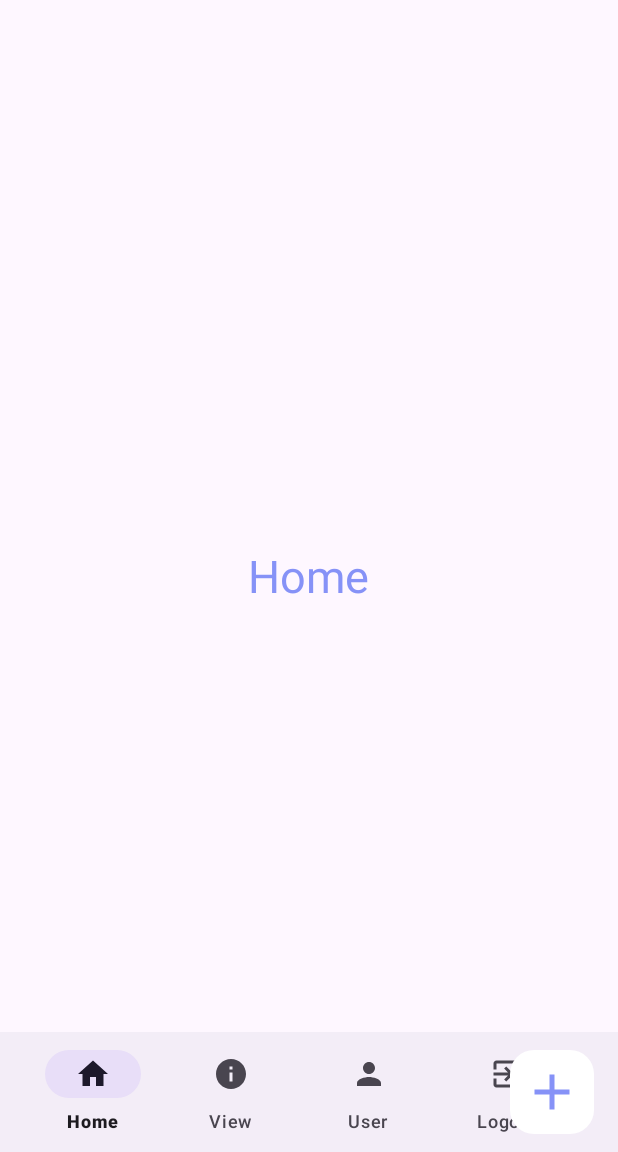
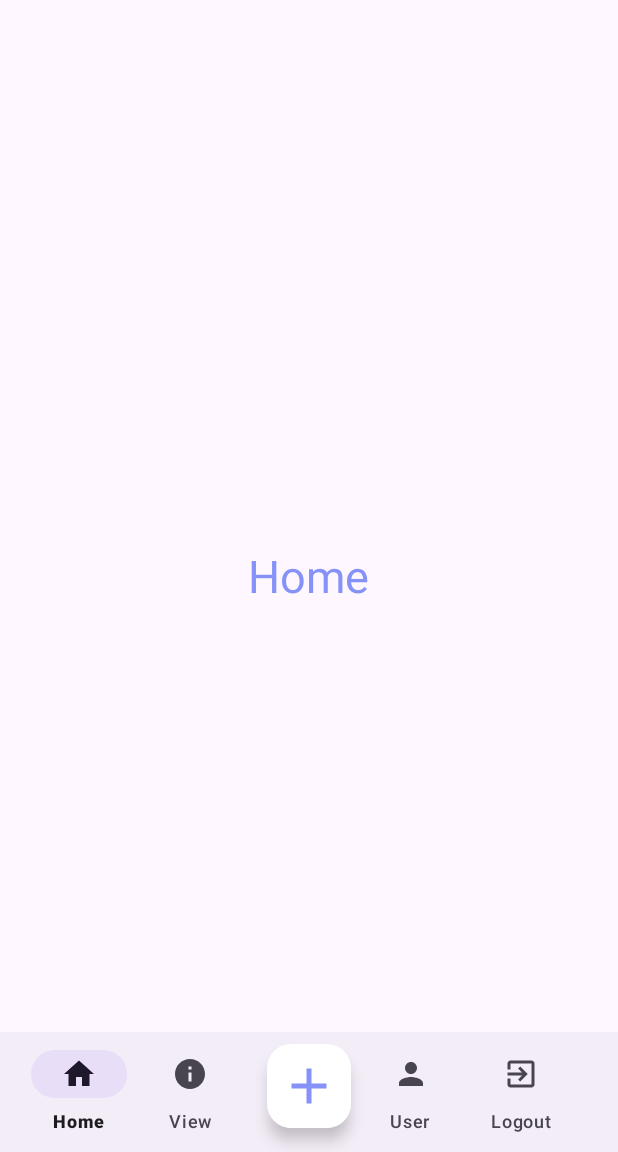
Before and after one commit to spookyx0/UEP-Vertical-Farming, an Android app: the FirstActivity screen opened directly, with no data from a screen before it, on a phone screen of 412 x 824 dp, the part 84-1236 px from its top. Run offline under Robolectric (Android 15) with nearby library versions, the phone set to English and light mode, and no system bars.

Commit message:
Center button fixed

```diff
--- a/app/src/main/java/com/example/vfapplication/FirstActivity.java
+++ b/app/src/main/java/com/example/vfapplication/FirstActivity.java
@@ -105,7 +105,7 @@ public class FirstActivity extends AppCompatActivity {
             public void onClick(View v) {
 
                 dialog.dismiss();
-                Toast.makeText(FirstActivity.this,"Upload a Video is clicked",Toast.LENGTH_SHORT).show();
+                Toast.makeText(FirstActivity.this,"Record Plant is clicked",Toast.LENGTH_SHORT).show();
 
             }
         });
@@ -115,7 +115,7 @@ public class FirstActivity extends AppCompatActivity {
             public void onClick(View v) {
 
                 dialog.dismiss();
-                Toast.makeText(FirstActivity.this,"Create a short is Clicked",Toast.LENGTH_SHORT).show();
+                Toast.makeText(FirstActivity.this,"Record Sensor is Clicked",Toast.LENGTH_SHORT).show();
 
             }
         });
@@ -125,7 +125,7 @@ public class FirstActivity extends AppCompatActivity {
             public void onClick(View v) {
 
                 dialog.dismiss();
-                Toast.makeText(FirstActivity.this,"Go live is Clicked",Toast.LENGTH_SHORT).show();
+                Toast.makeText(FirstActivity.this,"Record Tower is Clicked",Toast.LENGTH_SHORT).show();
 
             }
         });
--- a/app/src/main/res/layout/activity_first.xml
+++ b/app/src/main/res/layout/activity_first.xml
@@ -68,14 +68,16 @@
         </com.google.android.material.bottomappbar.BottomAppBar>
 
         <com.google.android.material.floatingactionbutton.FloatingActionButton
+            android:id="@+id/fab"
             android:layout_width="wrap_content"
             android:layout_height="wrap_content"
             android:backgroundTint="@color/white"
             android:src="@drawable/baseline_add_24"
-            app:layout_anchor="@id/bottomAppBar"
             app:maxImageSize="40dp"
-            android:id="@+id/fab"
-            app:tint="@color/lavender" />
+            app:tint="@color/lavender"
+            android:layout_gravity="bottom|center_horizontal"
+            android:layout_marginBottom="16dp" /> <!-- Add margin if needed -->
+
 
     </androidx.coordinatorlayout.widget.CoordinatorLayout>
 </androidx.drawerlayout.widget.DrawerLayout>
--- a/app/src/main/res/menu/bottom_menu.xml
+++ b/app/src/main/res/menu/bottom_menu.xml
@@ -11,6 +11,9 @@
         android:title="View"
         android:icon="@drawable/baseline_info_24" />
     <item
+        android:title=""/>
+
+    <item
         android:id="@+id/user"
         android:title="User"
         android:icon="@drawable/baseline_person_24" />
```
Also changed, not shown: 1 other file.
